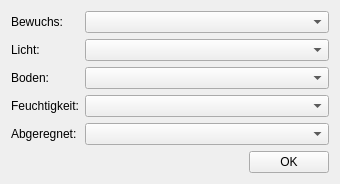
First picture: the form in APIS/forms/apis_sharding_condition_form.ui, repository APIS-Luftbildarchiv/APIS, before the edit.
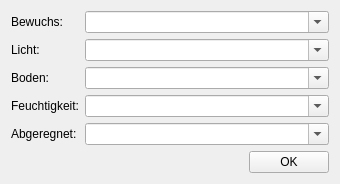
Second picture: the form after the edit. Icons and pictures are not drawn.

```diff
--- a/APIS/forms/apis_sharding_condition_form.ui
+++ b/APIS/forms/apis_sharding_condition_form.ui
@@ -63,6 +63,9 @@
      </item>
      <item row="0" column="1">
       <widget class="QComboBox" name="uiConditionPlantCoverCombo">
+       <property name="editable">
+        <bool>true</bool>
+       </property>
        <property name="currentIndex">
         <number>-1</number>
        </property>
@@ -85,6 +88,9 @@
      </item>
      <item row="1" column="1">
       <widget class="QComboBox" name="uiConditionLightCombo">
+       <property name="editable">
+        <bool>true</bool>
+       </property>
        <property name="currentIndex">
         <number>-1</number>
        </property>
@@ -107,6 +113,9 @@
      </item>
      <item row="2" column="1">
       <widget class="QComboBox" name="uiConditionSoilCombo">
+       <property name="editable">
+        <bool>true</bool>
+       </property>
        <property name="currentIndex">
         <number>-1</number>
        </property>
@@ -129,6 +138,9 @@
      </item>
      <item row="3" column="1">
       <widget class="QComboBox" name="uiConditionMoistureCombo">
+       <property name="editable">
+        <bool>true</bool>
+       </property>
        <property name="currentIndex">
         <number>-1</number>
        </property>
@@ -151,6 +163,9 @@
      </item>
      <item row="4" column="1">
       <widget class="QComboBox" name="uiConditionRainCombo">
+       <property name="editable">
+        <bool>true</bool>
+       </property>
        <property name="currentIndex">
         <number>-1</number>
        </property>
```
